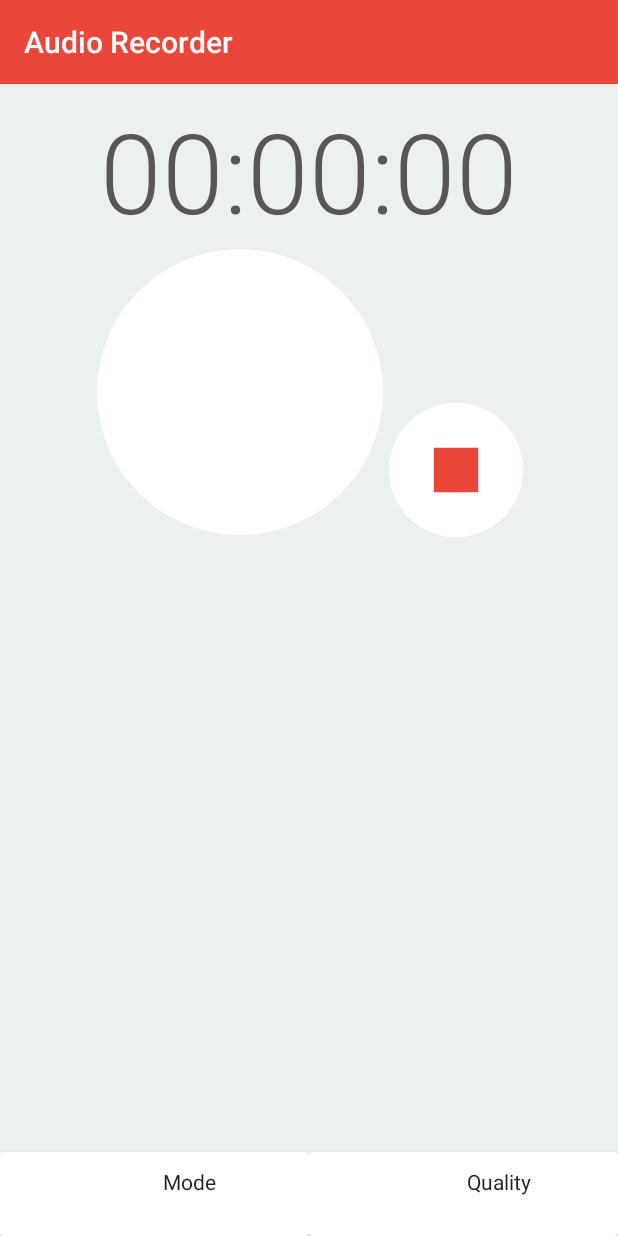
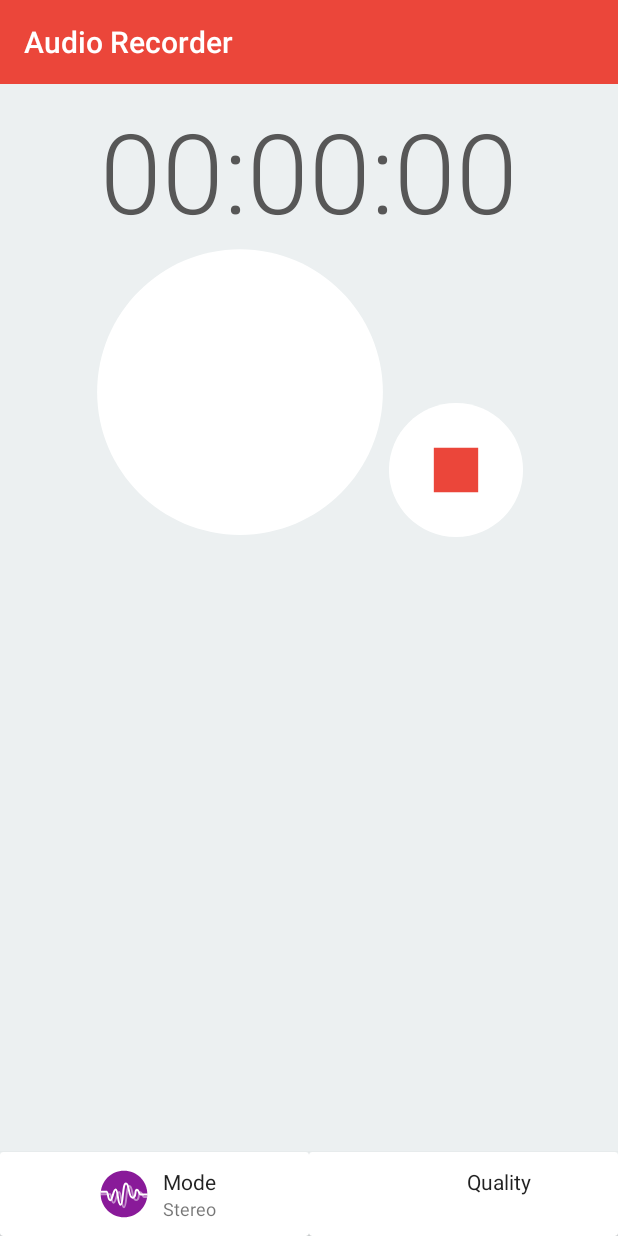
Before and after one commit to Joxit/android-audio-recorder, an Android app: the screen it shows after launch (MainActivity), on a phone screen of 412 x 824 dp. Run offline under Robolectric (Android 15) with nearby library versions, the phone set to English and light mode, and no system bars; our stand-ins replace navigation-ui; libraries missing offline, so code that uses them is left out: com.mikepenz.materialdrawer; 7 statements that could not run were skipped.

Commit message:
feat(mode): add icons for stereo and mono with viewmodel

```diff
--- a/app/src/main/java/dev/joxit/androidapp/audiorecorder/activity/MainActivity.kt
+++ b/app/src/main/java/dev/joxit/androidapp/audiorecorder/activity/MainActivity.kt
@@ -1,15 +1,21 @@
 package dev.joxit.androidapp.audiorecorder.activity
 
 import android.os.Bundle
+import android.widget.ImageView
+import android.widget.TextView
+import androidx.activity.viewModels
 import androidx.appcompat.app.AppCompatActivity
 import androidx.navigation.ui.AppBarConfiguration
+import dev.joxit.androidapp.audiorecorder.R
 import dev.joxit.androidapp.audiorecorder.databinding.AppBarMainBinding
 
 class MainActivity : AppCompatActivity() {
 
-  private lateinit var appBarConfiguration: AppBarConfiguration
   private lateinit var binding: AppBarMainBinding
   private lateinit var mDrawer: RecorderDrawer
+  private val viewModel: RecorderViewModel by viewModels {
+    RecorderViewModel.RecorderViewModelFactory(application)
+  }
 
   override fun onCreate(savedInstanceState: Bundle?) {
     super.onCreate(savedInstanceState)
@@ -20,5 +26,18 @@ class MainActivity : AppCompatActivity() {
     setSupportActionBar(binding.toolbar)
 
     mDrawer = RecorderDrawer(this)
+
+    configureViewModel()
+  }
+
+  private fun configureViewModel() {
+    val modeIcon: ImageView = findViewById(R.id.mode_icon)
+    val modeDescription: TextView = findViewById(R.id.mode_description)
+
+    viewModel.audioMode.observe(this) {
+      modeIcon.setImageResource(it.iconId)
+      modeDescription.setText(it.shortTitleId)
+    }
+
   }
 }
--- /dev/null
+++ b/app/src/main/java/dev/joxit/androidapp/audiorecorder/activity/RecorderViewModel.kt
@@ -0,0 +1,21 @@
+package dev.joxit.androidapp.audiorecorder.activity
+
+import android.app.Application
+import androidx.lifecycle.*
+import dev.joxit.androidapp.audiorecorder.entity.AudioModeEntity
+
+class RecorderViewModel(application: Application) : AndroidViewModel(application) {
+  val audioMode: LiveData<AudioModeEntity> = MutableLiveData(AudioModeEntity.STEREO)
+
+
+
+  class RecorderViewModelFactory(private val application: Application) : ViewModelProvider.Factory {
+    override fun <T : ViewModel> create(modelClass: Class<T>): T {
+      if (modelClass.isAssignableFrom(RecorderViewModel::class.java)) {
+        @Suppress("UNCHECKED_CAST")
+        return RecorderViewModel(application) as T
+      }
+      throw IllegalArgumentException("Unknown ViewModel class")
+    }
+  }
+}
--- /dev/null
+++ b/app/src/main/java/dev/joxit/androidapp/audiorecorder/entity/AudioModeEntity.kt
@@ -0,0 +1,26 @@
+package dev.joxit.androidapp.audiorecorder.entity
+
+import dev.joxit.androidapp.audiorecorder.R
+
+enum class AudioModeEntity(
+  val iconId: Int,
+  val shortTitleId: Int,
+  val titleId: Int,
+  val descriptionId: Int,
+  val channel: Short
+) {
+  STEREO(
+    R.drawable.icon_stereo,
+    R.string.AURE_TITLE_CARD_MODE_STEREO,
+    R.string.AURE_DETAILS_BAR_MODE_STEREO,
+    R.string.AURE_DESCRIPTION_CARD_MODE_STEREO,
+    2.toShort()
+  ),
+  MONO(
+    R.drawable.icon_mono,
+    R.string.AURE_TITLE_CARD_MODE_MONO,
+    R.string.AURE_DETAILS_BAR_MODE_MONO,
+    R.string.AURE_DESCRIPTION_CARD_MODE_MONO,
+    1.toShort()
+  );
+}
--- /dev/null
+++ b/app/src/main/res/drawable/icon_mono.xml
@@ -0,0 +1,15 @@
+<?xml version="1.0" encoding="utf-8"?>
+<vector xmlns:android="http://schemas.android.com/apk/res/android"
+    android:width="196dp"
+    android:height="196dp"
+    android:viewportWidth="196"
+    android:viewportHeight="196">
+    <path
+        android:fillColor="#19979A"
+        android:pathData="M98,193.25c-52.521,0 -95.25,-42.729 -95.25,-95.25S45.479,2.75 98,2.75 193.25,45.479 193.25,98 150.521,193.25 98,193.25z" />
+    <path
+        android:fillColor="#00000000"
+        android:pathData="M2,89c0,0 22,0 26,0c5,2 4.375,35 13.688,35S54,80 64,80s8,62 20,62s7,-87 22,-87s9,58 27,58s6.318,-31.832 18,-32c7,0 9,19 14,19h30"
+        android:strokeWidth="8"
+        android:strokeColor="#FFFFFF" />
+</vector>
--- /dev/null
+++ b/app/src/main/res/drawable/icon_stereo.xml
@@ -0,0 +1,22 @@
+<?xml version="1.0" encoding="utf-8"?>
+<vector xmlns:android="http://schemas.android.com/apk/res/android"
+    android:width="196dp"
+    android:height="196dp"
+    android:viewportWidth="196"
+    android:viewportHeight="196">
+    <path
+        android:fillColor="#891a99"
+        android:pathData="M98,193.25c-52.521,0 -95.25,-42.729 -95.25,-95.25S45.479,2.75 98,2.75 193.25,45.479 193.25,98 150.521,193.25 98,193.25z" />
+    <path
+        android:fillAlpha="0.5"
+        android:fillColor="#00000000"
+        android:pathData="M1.5,99c0,0 36.5,0 40.5,0c5,2 4.375,35 13.688,35S68,90 78,90s8,62 20,62s7,-87 22,-87s9,58 27,58s6.318,-31.832 18,-32c7,0 9,19 14,19h14"
+        android:strokeWidth="8"
+        android:strokeAlpha="0.5"
+        android:strokeColor="#FFFFFF" />
+    <path
+        android:fillColor="#00000000"
+        android:pathData="M2,89c0,0 22,0 26,0c5,2 4.375,35 13.688,35S54,80 64,80s8,62 20,62s7,-87 22,-87s9,58 27,58s6.318,-31.832 18,-32c7,0 9,19 14,19h30"
+        android:strokeWidth="8"
+        android:strokeColor="#FFFFFF" />
+</vector>
--- a/app/src/main/res/layout/fragment_recorder.xml
+++ b/app/src/main/res/layout/fragment_recorder.xml
@@ -1,8 +1,11 @@
 <?xml version="1.0" encoding="utf-8"?>
-<androidx.constraintlayout.widget.ConstraintLayout xmlns:android="http://schemas.android.com/apk/res/android"
+<androidx.constraintlayout.widget.ConstraintLayout
+    xmlns:android="http://schemas.android.com/apk/res/android"
+    xmlns:tools="http://schemas.android.com/tools"
     android:layout_width="fill_parent"
     android:layout_height="fill_parent"
-    android:fillViewport="true">
+    android:fillViewport="true"
+    tools:context=".activity.MainActivity">
 
     <RelativeLayout
         android:layout_width="fill_parent"
--- a/app/src/main/res/values/strings.xml
+++ b/app/src/main/res/values/strings.xml
@@ -16,6 +16,15 @@
     <string name="AURE_DETAILS_QUALITY">Quality</string>
     <string name="AURE_DETAILS_MODE">Mode</string>
 
+    <!-- AudioModeEntity -->
+    <string name="AURE_DETAILS_BAR_MODE_STEREO">Stereo mode</string>
+    <string name="AURE_TITLE_CARD_MODE_STEREO">Stereo</string>
+    <string name="AURE_DESCRIPTION_CARD_MODE_STEREO">Two audio channels</string>
+    <string name="AURE_DETAILS_BAR_MODE_MONO">Mono mode</string>
+    <string name="AURE_TITLE_CARD_MODE_MONO">Mono</string>
+    <string name="AURE_DESCRIPTION_CARD_MODE_MONO">Single audio channel</string>
+
+
     <string name="menu_home">Home</string>
     <string name="menu_gallery">Gallery</string>
     <string name="menu_slideshow">Slideshow</string>
```
Also changed, not shown: app/src/main/res/drawable/icon_stereo.png (deleted).
